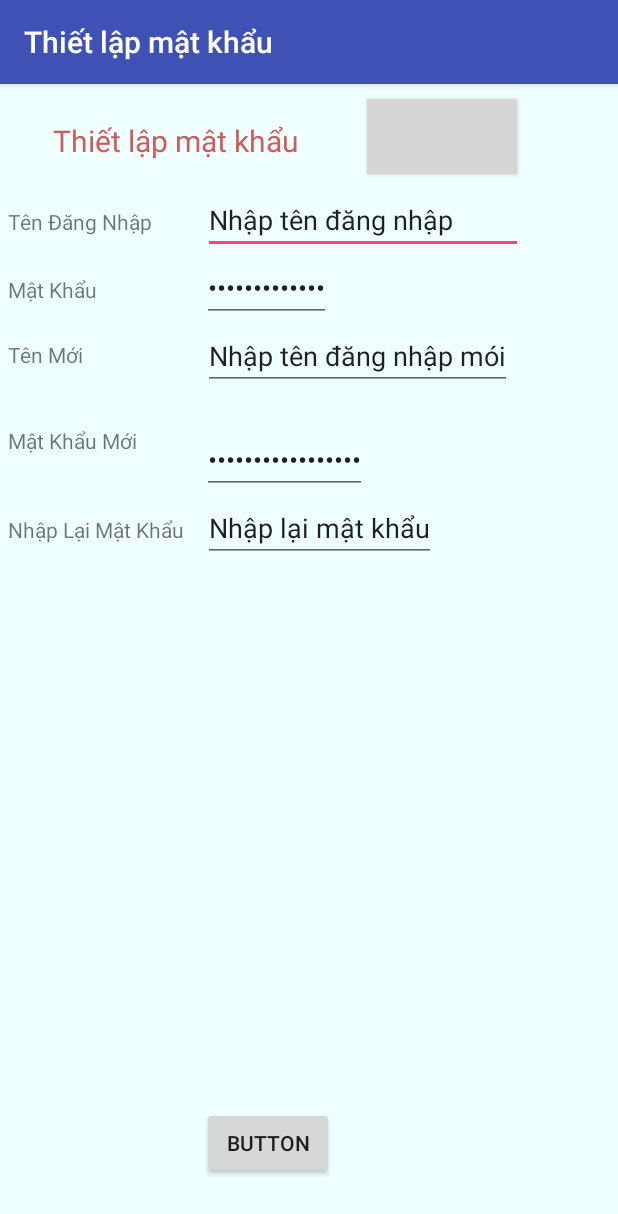
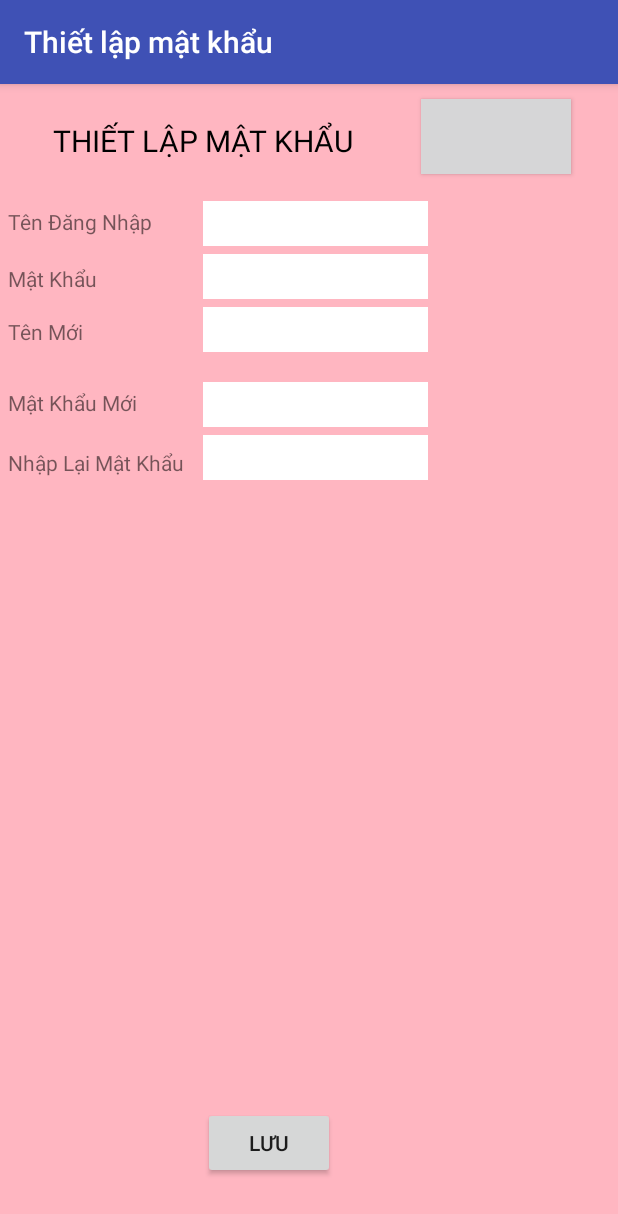
Before and after one commit to Quynhk37C/Mobile_Android, an Android app: the ThietLapMatKhauActivity screen opened directly, with no data from a screen before it, on a phone screen of 412 x 824 dp. Shown: the top 1214 px of the screen. Run offline under Robolectric (Android 15) with nearby library versions, the phone set to English and light mode, and no system bars.

```diff
--- a/QuanLyNV/app/src/main/java/com/hue/husc/it/nhuquynh/quanlynv/ChitietNhanVienActivity.java
+++ b/QuanLyNV/app/src/main/java/com/hue/husc/it/nhuquynh/quanlynv/ChitietNhanVienActivity.java
@@ -23,7 +23,7 @@ public class ChitietNhanVienActivity extends AppCompatActivity {
 
         setContentView(R.layout.layout_chitietnhanvien);
 
-        vTenNV= (TextView) findViewById(R.id.vCTTenNhanVien);
+       vTenNV= (TextView) findViewById(R.id.vCTTenNhanVien);
         vGioitinh= (TextView) findViewById(R.id.vCTGioiTinh);
         vEmail= (TextView) findViewById(R.id.VHTEmail);
         vSoDienThoai= (TextView) findViewById(R.id.vCTSoDienThoai);
--- a/QuanLyNV/app/src/main/java/com/hue/husc/it/nhuquynh/quanlynv/DAO/NhanVienDAO.java
+++ b/QuanLyNV/app/src/main/java/com/hue/husc/it/nhuquynh/quanlynv/DAO/NhanVienDAO.java
@@ -26,9 +26,9 @@ public class NhanVienDAO {
     }
     public NhanVienDTO LayNhanVienTheoMa(int id){
         db = dbhelper.getWritableDatabase();
-        String sql="select * from "+Database.TABLE_NHANVIEN+","+Database.TABLE_PHONGBAN+
-                " where "+ Database.TABLE_NHANVIEN+ "." +Database.MaPB_PhongBan+ " = "
-                +Database.TABLE_PHONGBAN+"."+Database.MaPB_PhongBan +" and "+Database.MaNV_NhanVien +" = "+ id;
+        String sql=" select * from "+ Database.TABLE_NHANVIEN + "," +Database.TABLE_PHONGBAN+
+                " where " + Database.TABLE_NHANVIEN + "." +Database.MaPB_PhongBan+ " = "
+                + Database.TABLE_PHONGBAN+ "." +Database.MaPB_PhongBan + " and " +Database.MaNV_NhanVien + " = "+ id;
         Cursor c=db.rawQuery(sql,null);
         c.moveToFirst();
         NhanVienDTO nhanvien=new NhanVienDTO();
@@ -39,6 +39,7 @@ public class NhanVienDAO {
             nhanvien.setLuong(Integer.parseInt(c.getString(c.getColumnIndex(Database.Luong_NhanVien))));
             nhanvien.setNgaysinh(c.getString(c.getColumnIndex(Database.NgaySinh_NhanVien)));
             nhanvien.setSdt(c.getString(c.getColumnIndex(Database.SDT_NhanVien)));
+            nhanvien.setTenphongban(c.getString(c.getColumnIndex(Database.TenPB_PhongBan)));
             nhanvien.setTennv(c.getString(c.getColumnIndex(Database.TenNV_NhanVien)));
             c.moveToNext();
         }
@@ -101,9 +102,9 @@ public class NhanVienDAO {
     public List<NhanVienDTO> layNhanVienTheoPhong(int mapb){
         List<NhanVienDTO> list = new ArrayList<NhanVienDTO>();
         db = dbhelper.getWritableDatabase();
-        String sql="select * from "+Database.TABLE_NHANVIEN+","+Database.TABLE_PHONGBAN+
-                " where "+ Database.TABLE_NHANVIEN+ "." +Database.MaPB_PhongBan+ " = "
-                +Database.TABLE_PHONGBAN+"."+Database.MaPB_PhongBan +" and "+ Database.TABLE_NHANVIEN+ "." +Database.MaPB_PhongBan+" = "+ mapb;
+        String sql=" select * from "+ Database.TABLE_NHANVIEN+","+ Database.TABLE_PHONGBAN+
+                " where "+ Database.TABLE_NHANVIEN + "." + Database.MaPB_PhongBan + " = "
+                +Database.TABLE_PHONGBAN + "." + Database.MaPB_PhongBan + " and " + Database.TABLE_NHANVIEN + "."+ Database.MaPB_PhongBan +" = " + mapb;
         Cursor c=db.rawQuery(sql,null);
         c.moveToFirst();
         NhanVienDTO nhanvien=new NhanVienDTO();
--- a/QuanLyNV/app/src/main/res/layout/layout_thaydoimatkhau.xml
+++ b/QuanLyNV/app/src/main/res/layout/layout_thaydoimatkhau.xml
@@ -1,11 +1,12 @@
 <?xml version="1.0" encoding="utf-8"?>
 <RelativeLayout xmlns:android="http://schemas.android.com/apk/res/android"
         android:layout_width="match_parent"
-        android:background="#F0FFFF"
+        android:background="#FFB6C1"
+
         android:layout_height="match_parent">
 
     <TextView
-        android:text="Thiết lập mật khẩu"
+        android:text="THIẾT LẬP MẬT KHẨU"
         android:layout_width="wrap_content"
         android:layout_height="wrap_content"
         android:layout_alignParentTop="true"
@@ -14,7 +15,7 @@
         android:layout_marginLeft="35dp"
         android:layout_marginStart="35dp"
         android:layout_marginTop="24dp"
-        android:textColor="#CD5C5C"
+        android:textColor="#000000"
         android:textSize="20dp"
         android:id="@+id/tvThietLapMatKhau" />
 
@@ -32,22 +33,27 @@
         android:layout_marginTop="10dp"
         android:background="@drawable/togglebackground"
         android:id="@+id/toggleButton" />
-
+    <RelativeLayout
+        android:layout_width="match_parent"
+        android:id="@+id/khungthaydoi"
+        android:layout_below="@+id/toggleButton"
+        android:layout_height="match_parent">
         <TextView
             android:text="Tên Đăng Nhập"
             android:layout_width="wrap_content"
             android:layout_height="wrap_content"
             android:layout_marginTop="22dp"
             android:id="@+id/textTenDangNhap"
-        android:layout_below="@+id/toggleButton"
+
             android:layout_alignLeft="@+id/tvMatKhau"
             android:layout_alignStart="@+id/tvMatKhau" />
         <EditText
-        android:layout_width="wrap_content"
-        android:layout_height="wrap_content"
+            android:layout_width="150dp"
+            android:layout_height="30dp"
             android:inputType="textPersonName"
-        android:text="Nhập tên đăng nhập"
+            android:background="#ffffff"
             android:ems="10"
+            android:textColor="#000000"
             android:layout_marginLeft="34dp"
             android:layout_marginStart="34dp"
             android:id="@+id/edTenDangNhap"
@@ -68,17 +74,16 @@
             android:layout_alignParentStart="true" />
 
         <EditText
-        android:layout_width="wrap_content"
-        android:text="Nhập mật khẩu"
-        android:layout_toRightOf="@+id/tvMatKhau"
-        android:layout_marginLeft="70dp"
+            android:layout_width="150dp"
+            android:layout_height="30dp"
+            android:layout_marginTop="5dp"
+            android:background="#ffffff"
+            android:textColor="#000000"
             android:id="@+id/edMatKhau"
             android:layout_below="@id/edTenDangNhap"
             android:inputType="textPassword"
-        android:layout_height="wrap_content" />
-
-
-
+            android:layout_alignLeft="@+id/edTenDangNhap"
+            android:layout_alignStart="@+id/edTenDangNhap" />
 
         <TextView
             android:layout_width="wrap_content"
@@ -92,24 +97,14 @@
             android:layout_alignStart="@+id/tvMatKhau" />
 
         <Button
-        android:text="Button"
+            android:text="Lưu"
             android:layout_width="wrap_content"
             android:layout_height="wrap_content"
             android:layout_alignParentBottom="true"
             android:layout_alignLeft="@+id/edMatKhau"
             android:layout_alignStart="@+id/edMatKhau"
             android:layout_marginBottom="38dp"
-        android:id="@+id/button3" />
-
-    <EditText
-        android:text="Nhập tên đăng nhập mói"
-        android:layout_width="wrap_content"
-        android:inputType="textPersonName"
-        android:layout_height="wrap_content"
-        android:id="@+id/edTenDNMoi"
-        android:layout_below="@+id/edMatKhau"
-        android:layout_alignLeft="@+id/edTenDangNhap"
-        android:layout_alignStart="@+id/edTenDangNhap" />
+            android:id="@+id/btnTLLuu" />
 
         <TextView
             android:layout_width="wrap_content"
@@ -123,22 +118,14 @@
             android:layout_alignParentStart="true" />
 
         <EditText
-        android:layout_width="wrap_content"
-        android:text="Nhập lại mật khẩu"
-        android:layout_height="wrap_content"
+            android:layout_width="150dp"
+            android:layout_height="30dp"
+            android:background="#ffffff"
             android:layout_below="@+id/edNhapLai"
+            android:textColor="#000000"
+            android:layout_marginTop="5dp"
             android:layout_alignLeft="@+id/edTenDNMoi"
             android:layout_alignStart="@+id/edTenDNMoi" />
-
-    <EditText
-        android:layout_width="wrap_content"
-        android:inputType="textPassword"
-        android:text="Nhập mật khẩu mới"
-        android:id="@+id/edNhapLai"
-        android:layout_height="wrap_content"
-        android:layout_alignTop="@+id/tvMatKhauMoi"
-        android:layout_alignLeft="@+id/edMatKhau"
-        android:layout_alignStart="@+id/edMatKhau" />
 
         <TextView
             android:layout_width="wrap_content"
@@ -150,5 +137,32 @@
             android:layout_alignLeft="@+id/tvTenDNMoi"
             android:layout_alignStart="@+id/tvTenDNMoi" />
 
+        <EditText
+            android:layout_width="150dp"
+            android:layout_marginTop="5dp"
+            android:layout_height="30dp"
+            android:background="#ffffff"
+            android:inputType="textPersonName"
+            android:textColor="#000000"
+            android:id="@+id/edTenDNMoi"
+            android:layout_below="@+id/edMatKhau"
+            android:layout_toRightOf="@+id/tvTenDNMoi"
+            android:layout_toEndOf="@+id/tvTenDNMoi" />
+
+        <EditText
+            android:layout_width="150dp"
+            android:layout_height="30dp"
+            android:inputType="textPassword"
+            android:background="#ffffff"
+            android:textColor="#000000"
+            android:id="@+id/edNhapLai"
+            android:layout_alignBaseline="@+id/tvMatKhauMoi"
+            android:layout_alignBottom="@+id/tvMatKhauMoi"
+            android:layout_alignLeft="@+id/edTenDNMoi"
+            android:layout_alignStart="@+id/edTenDNMoi" />
+
 
     </RelativeLayout>
+
+
+</RelativeLayout>
```
Lines whose indentation alone changed are shown as unchanged.
